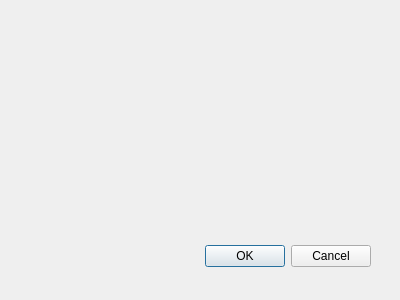
Before: the Qt Designer form chatbox.ui in fa7eme/chat-box, drawn with Qt 5.
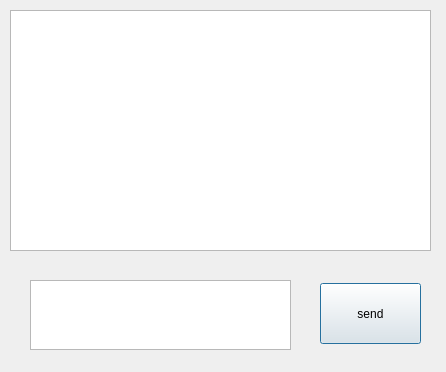
After: the same form once the commit is applied.

Diff of the .ui file:
```diff
--- a/chatbox.ui
+++ b/chatbox.ui
@@ -8,27 +8,44 @@
    <rect>
     <x>0</x>
     <y>0</y>
-    <width>400</width>
-    <height>300</height>
+    <width>446</width>
+    <height>372</height>
    </rect>
   </property>
   <property name="windowTitle">
    <string>Dialog</string>
   </property>
-  <widget name="buttonBox" class="QDialogButtonBox">
+  <widget class="QTextEdit" name="textEdit">
+   <property name="geometry">
+    <rect>
+     <x>10</x>
+     <y>10</y>
+     <width>421</width>
+     <height>241</height>
+    </rect>
+   </property>
+  </widget>
+  <widget class="QTextEdit" name="textEdit_2">
    <property name="geometry">
     <rect>
      <x>30</x>
-     <y>240</y>
-     <width>341</width>
-     <height>32</height>
+     <y>280</y>
+     <width>261</width>
+     <height>70</height>
     </rect>
    </property>
-   <property name="orientation">
-    <enum>Qt::Horizontal</enum>
+  </widget>
+  <widget class="QPushButton" name="pb_send">
+   <property name="geometry">
+    <rect>
+     <x>320</x>
+     <y>283</y>
+     <width>101</width>
+     <height>61</height>
+    </rect>
    </property>
-   <property name="standardButtons">
-    <set>QDialogButtonBox::Cancel|QDialogButtonBox::Ok</set>
+   <property name="text">
+    <string>send</string>
    </property>
   </widget>
  </widget>
```
Left out of the diff: 42 changed lines with no effect on the pictures.
